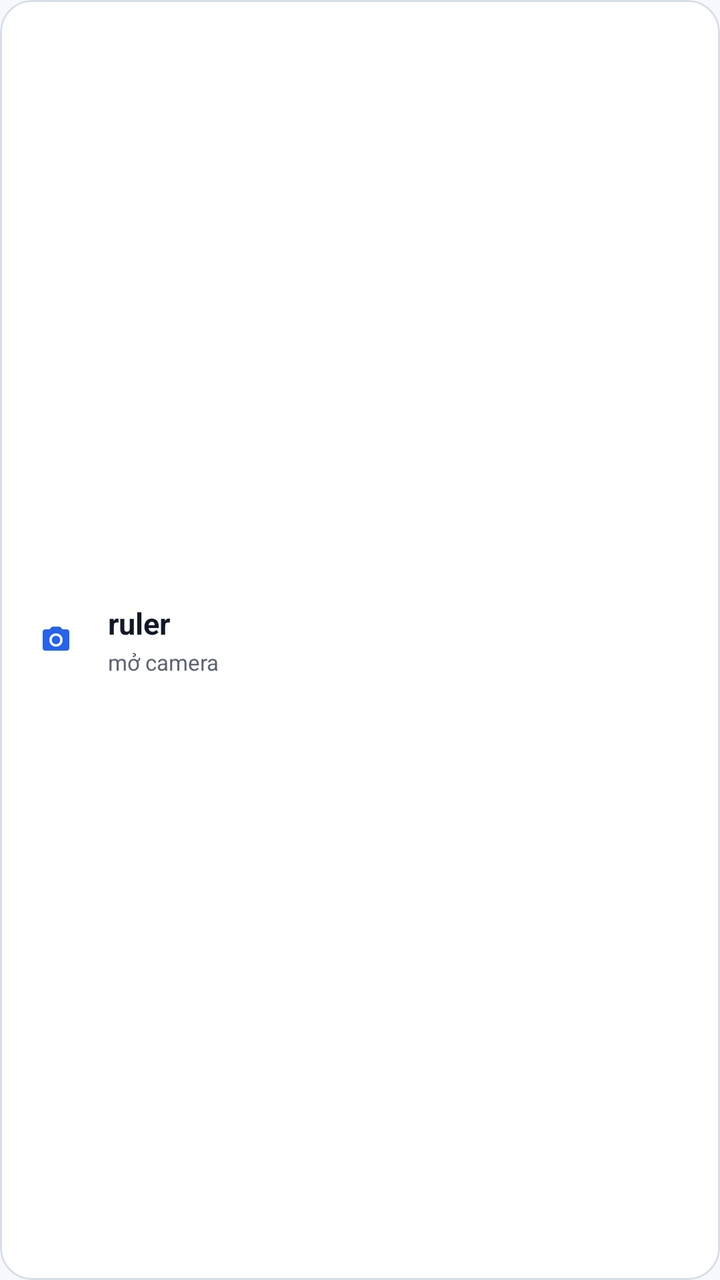
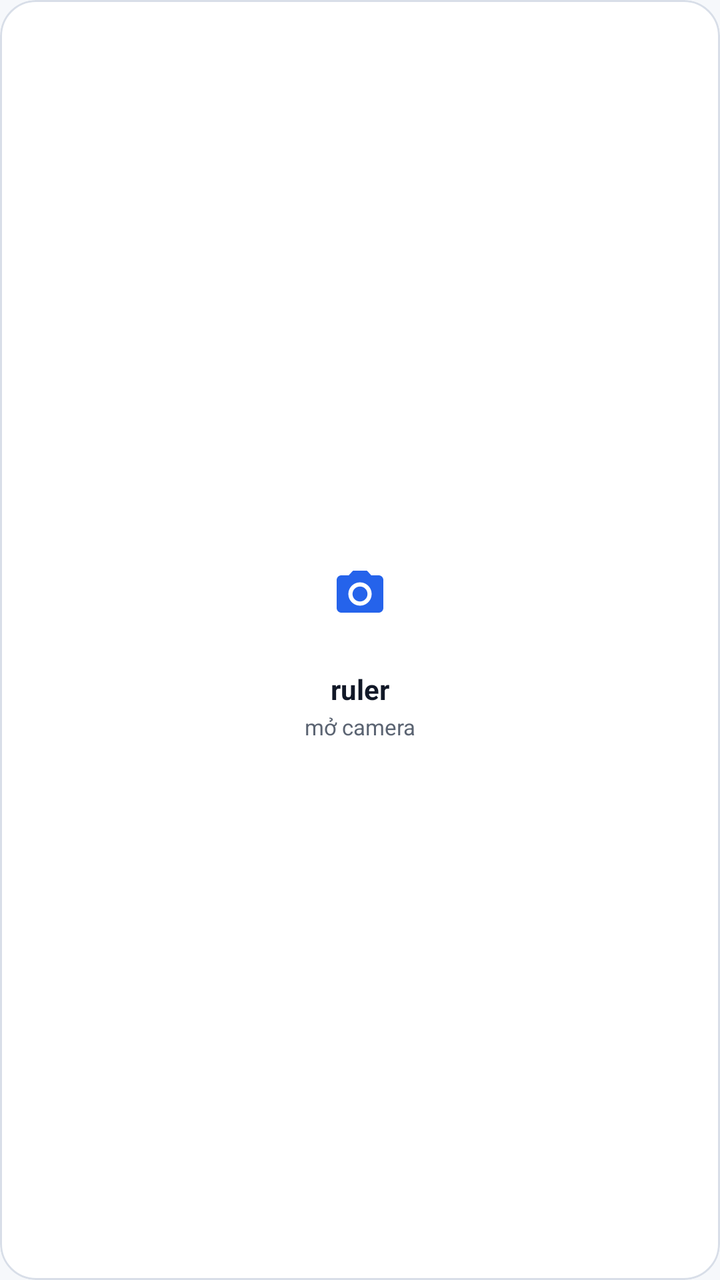

The first picture is an Android layout as it rendered before a commit; the second is the same layout after the commit. The layout source and the unified diff follow.
<!-- AndroidManifest.xml: application theme Theme.ObjectLanguage -->
<!-- res/layout/item_dashboard_suggestion.xml -->
<?xml version="1.0" encoding="utf-8"?>
<com.google.android.material.card.MaterialCardView xmlns:android="http://schemas.android.com/apk/res/android"
    xmlns:app="http://schemas.android.com/apk/res-auto"
    android:layout_width="match_parent"
    android:layout_height="match_parent"
    android:clickable="true"
    android:focusable="true"
    android:foreground="?attr/selectableItemBackground"
    app:cardBackgroundColor="@color/surface"
    app:cardCornerRadius="16dp"
    app:cardElevation="0dp"
    app:strokeColor="@color/divider"
    app:strokeWidth="1dp">

    <LinearLayout
        android:layout_width="match_parent"
        android:layout_height="match_parent"
        android:gravity="center_vertical"
        android:orientation="horizontal"
        android:padding="12dp">

        <ImageView
            android:id="@+id/ivSuggestionIcon"
            android:layout_width="32dp"
            android:layout_height="32dp"
            android:background="@drawable/bg_icon_surface"
            android:contentDescription="@null"
            android:padding="8dp"
            android:src="@drawable/ic_camera"
            app:tint="@color/card_scan_icon" />

        <LinearLayout
            android:layout_width="0dp"
            android:layout_height="wrap_content"
            android:layout_marginStart="10dp"
            android:layout_weight="1"
            android:orientation="vertical">

            <TextView
                android:id="@+id/tvSuggestionTitle"
                android:layout_width="match_parent"
                android:layout_height="wrap_content"
                android:ellipsize="end"
                android:maxLines="1"
                android:text="ruler"
                android:textColor="@color/text_primary"
                android:textSize="15sp"
                android:textStyle="bold" />

            <TextView
                android:layout_width="match_parent"
                android:layout_height="wrap_content"
                android:layout_marginTop="2dp"
                android:text="@string/dashboard_suggestion_scan_hint"
                android:textColor="@color/text_secondary"
                android:textSize="11sp" />
        </LinearLayout>
    </LinearLayout>
</com.google.android.material.card.MaterialCardView>
<!-- resources referenced by this layout -->
<resources>
  <color name="card_scan_icon">#2563EB</color>
  <color name="divider">#D8DEE8</color>
  <color name="surface">#FFFFFF</color>
  <color name="text_primary">#111827</color>
  <color name="text_secondary">#5B6472</color>
  <!-- drawable bg_icon_surface (drawable) -->
  <?xml version="1.0" encoding="utf-8"?>
  <shape xmlns:android="http://schemas.android.com/apk/res/android"
      android:shape="oval">
      <solid android:color="@color/surface" />
  </shape>
  <!-- drawable ic_camera (drawable) -->
  <vector xmlns:android="http://schemas.android.com/apk/res/android"
      android:width="24dp"
      android:height="24dp"
      android:viewportWidth="24"
      android:viewportHeight="24"
      android:tint="?attr/colorControlNormal">
      <path
          android:fillColor="@android:color/white"
          android:pathData="M12,12m-3.2,0a3.2,3.2 0,1 1,6.4 0a3.2,3.2 0,1 1,-6.4 0"/>
      <path
          android:fillColor="@android:color/white"
          android:pathData="M9,2L7.17,4H4c-1.1,0 -2,0.9 -2,2v12c0,1.1 0.9,2 2,2h16c1.1,0 2,-0.9 2,-2V6c0,-1.1 -0.9,-2 -2,-2h-3.17L15,2H9zM12,17c-2.76,0 -5,-2.24 -5,-5s2.24,-5 5,-5 5,2.24 5,5 -2.24,5 -5,5z"/>
  </vector>
  <string name="dashboard_suggestion_scan_hint">mở camera</string>
  <style name="Theme.ObjectLanguage" parent="Theme.Material3.Light.NoActionBar">
          <item name="colorPrimary">@color/primary</item>
          <item name="colorPrimaryVariant">@color/primary_dark</item>
          <item name="colorOnPrimary">@color/text_on_primary</item>
          <item name="colorSecondary">@color/secondary</item>
          <item name="colorOnSecondary">@color/text_on_primary</item>
          <item name="android:colorBackground">@color/background</item>
          <item name="android:windowBackground">@color/background</item>
          <item name="colorSurface">@color/surface</item>
          <item name="android:statusBarColor">@color/background</item>
          <item name="android:windowLightStatusBar">true</item>
          <item name="android:navigationBarColor">@color/surface</item>
          <item name="android:windowLightNavigationBar" tools:targetApi="o_mr1">true</item>
          
          <item name="cardViewStyle">@style/Widget.App.CardView</item>
          <item name="bottomNavigationStyle">@style/Widget.App.BottomNav</item>
      </style>
  <color name="primary">#2563EB</color>
  <color name="primary_dark">#1E40AF</color>
  <color name="text_on_primary">#FFFFFF</color>
  <color name="secondary">#16A34A</color>
  <color name="background">#F6F8FB</color>
  <style name="Widget.App.CardView" parent="Widget.Material3.CardView.Elevated">
          <item name="cardBackgroundColor">@color/surface</item>
          <item name="cardCornerRadius">14dp</item>
          <item name="cardElevation">0dp</item>
          <item name="strokeWidth">0dp</item>
      </style>
  <style name="Widget.App.BottomNav" parent="Widget.Material3.BottomNavigationView">
          <item name="backgroundTint">@color/bottom_nav_bg</item>
          <item name="itemIconTint">@color/bottom_nav_color</item>
          <item name="itemTextColor">@color/bottom_nav_color</item>
          <item name="itemActiveIndicatorStyle">@style/Widget.App.BottomNav.ActiveIndicator</item>
          <item name="labelVisibilityMode">labeled</item>
          <item name="itemRippleColor">@color/primary_light</item>
      </style>
  <color name="bottom_nav_bg">#FFFFFF</color>
  <style name="Widget.App.BottomNav.ActiveIndicator" parent="Widget.Material3.BottomNavigationView.ActiveIndicator">
          <item name="android:color">@color/surface_variant</item>
          <item name="shapeAppearance">@style/ShapeAppearance.App.SmallComponent</item>
      </style>
  <color name="primary_light">#DBEAFE</color>
  <color name="surface_variant">#EAF0F7</color>
  <style name="ShapeAppearance.App.SmallComponent" parent="ShapeAppearance.Material3.SmallComponent">
          <item name="cornerSize">14dp</item>
      </style>
</resources>

<!-- the commit's change to res/layout/item_dashboard_suggestion.xml (unified diff, before → after) -->
@@ -7,7 +7,7 @@
     android:focusable="true"
     android:foreground="?attr/selectableItemBackground"
     app:cardBackgroundColor="@color/surface"
-    app:cardCornerRadius="16dp"
+    app:cardCornerRadius="18dp"
     app:cardElevation="0dp"
     app:strokeColor="@color/divider"
     app:strokeWidth="1dp">
@@ -15,45 +15,42 @@
     <LinearLayout
         android:layout_width="match_parent"
         android:layout_height="match_parent"
-        android:gravity="center_vertical"
-        android:orientation="horizontal"
-        android:padding="12dp">
+        android:gravity="center"
+        android:orientation="vertical"
+        android:padding="14dp">
 
         <ImageView
             android:id="@+id/ivSuggestionIcon"
-            android:layout_width="32dp"
-            android:layout_height="32dp"
+            android:layout_width="56dp"
+            android:layout_height="56dp"
             android:background="@drawable/bg_icon_surface"
             android:contentDescription="@null"
-            android:padding="8dp"
+            android:padding="14dp"
             android:src="@drawable/ic_camera"
             app:tint="@color/card_scan_icon" />
 
-        <LinearLayout
-            android:layout_width="0dp"
+        <TextView
+            android:id="@+id/tvSuggestionTitle"
+            android:layout_width="match_parent"
             android:layout_height="wrap_content"
-            android:layout_marginStart="10dp"
-            android:layout_weight="1"
-            android:orientation="vertical">
+            android:layout_marginTop="10dp"
+            android:ellipsize="end"
+            android:gravity="center"
+            android:maxLines="1"
+            android:text="ruler"
+            android:textColor="@color/text_primary"
+            android:textSize="14sp"
+            android:textStyle="bold" />
 
-            <TextView
-                android:id="@+id/tvSuggestionTitle"
-                android:layout_width="match_parent"
-                android:layout_height="wrap_content"
-                android:ellipsize="end"
-                android:maxLines="1"
-                android:text="ruler"
-                android:textColor="@color/text_primary"
-                android:textSize="15sp"
-                android:textStyle="bold" />
-
-            <TextView
-                android:layout_width="match_parent"
-                android:layout_height="wrap_content"
-                android:layout_marginTop="2dp"
-                android:text="@string/dashboard_suggestion_scan_hint"
-                android:textColor="@color/text_secondary"
-                android:textSize="11sp" />
-        </LinearLayout>
+        <TextView
+            android:layout_width="match_parent"
+            android:layout_height="wrap_content"
+            android:layout_marginTop="2dp"
+            android:ellipsize="end"
+            android:gravity="center"
+            android:maxLines="1"
+            android:text="@string/dashboard_suggestion_scan_hint"
+            android:textColor="@color/text_secondary"
+            android:textSize="11sp" />
     </LinearLayout>
 </com.google.android.material.card.MaterialCardView>
